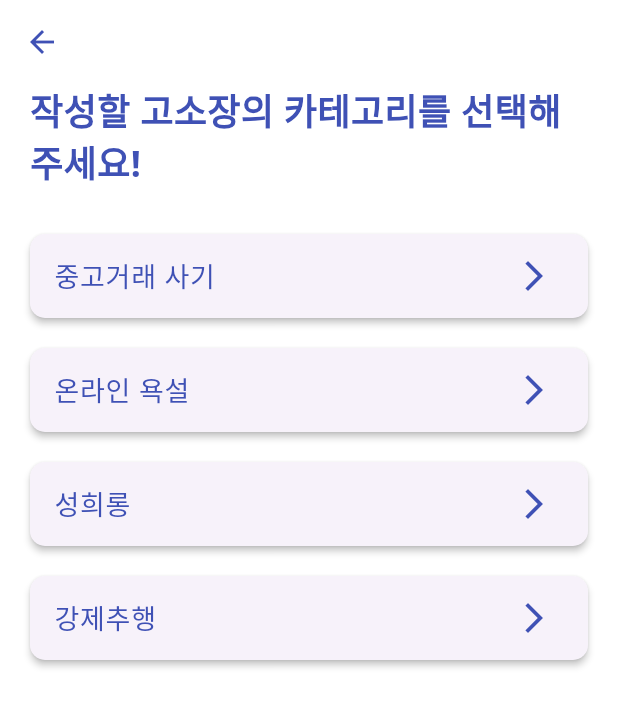
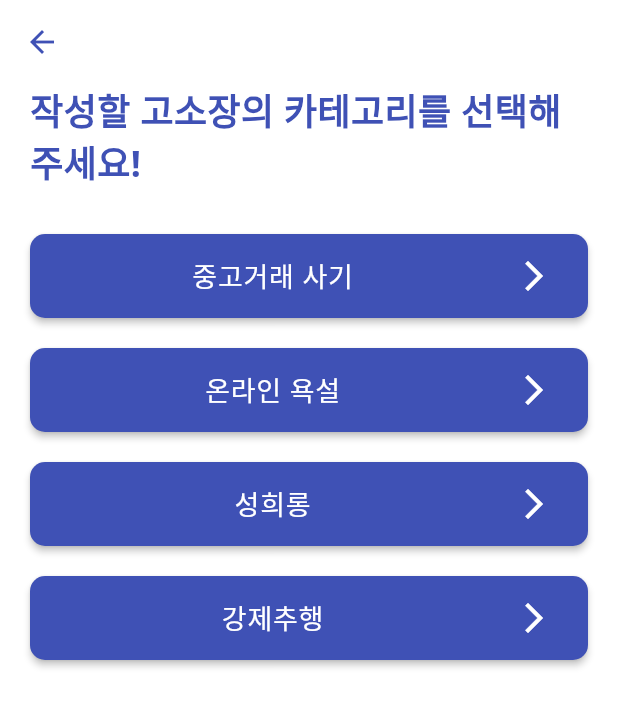
Before and after one commit to Smart-Legal-Form-Builder/frontend, a Flutter app: the CategorySelectionScreen screen opened directly, on a phone screen of 412 x 824 dp. Shown: the top 707 px of the screen. Run offline on Flutter 3.47's test engine with Material 3 defaults, Android fonts, the phone set to English and light mode, and no system bars; our stand-ins replace dio; missing offline and left inert: dart:html.

```diff
--- a/lib/Screens/category_selection_screen.dart
+++ b/lib/Screens/category_selection_screen.dart
@@ -52,6 +52,7 @@ class CategorySelectionScreen extends StatelessWidget {
 
   Widget _buildCategoryTile(BuildContext context, String title) {
     return Card(
+      color: Colors.indigo,
       shape: RoundedRectangleBorder(
         borderRadius: BorderRadius.circular(10.0),
       ),
@@ -63,11 +64,12 @@ class CategorySelectionScreen extends StatelessWidget {
           style: TextStyle(
             fontSize: 18,
             fontWeight: FontWeight.w500,
-            color: Colors.indigo,
+            color: Colors.white,
             fontFamily: 'NotoSans',
           ),
+          textAlign: TextAlign.center,
         ),
-        trailing: Icon(Icons.arrow_forward_ios, color: Colors.indigo),
+        trailing: Icon(Icons.arrow_forward_ios, color: Colors.white),
         onTap: () {
           Navigator.of(context).push(
             MaterialPageRoute(
```
Also changed, not shown: lib/Screens/pdf_result_screen.dart (+13 -7 lines).
